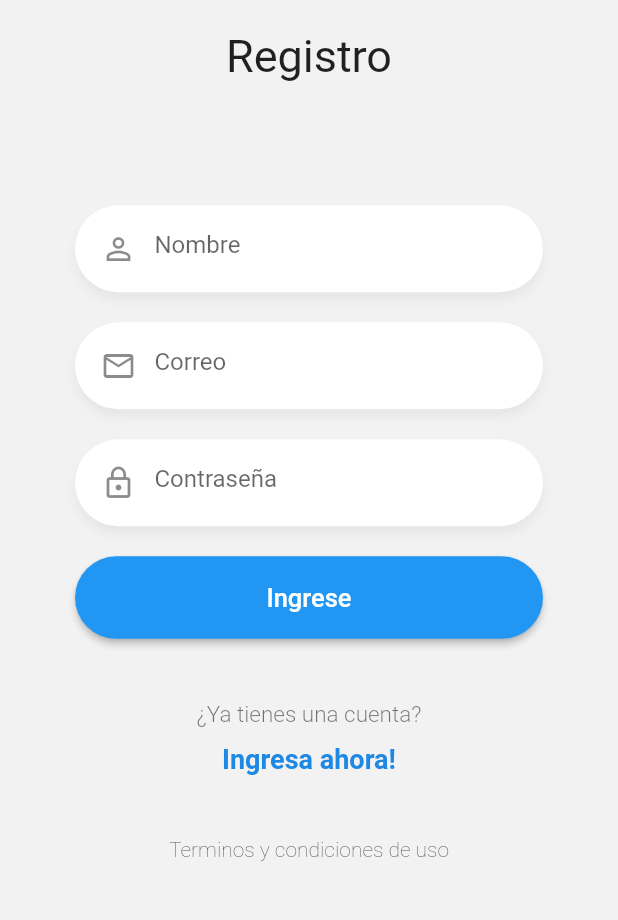
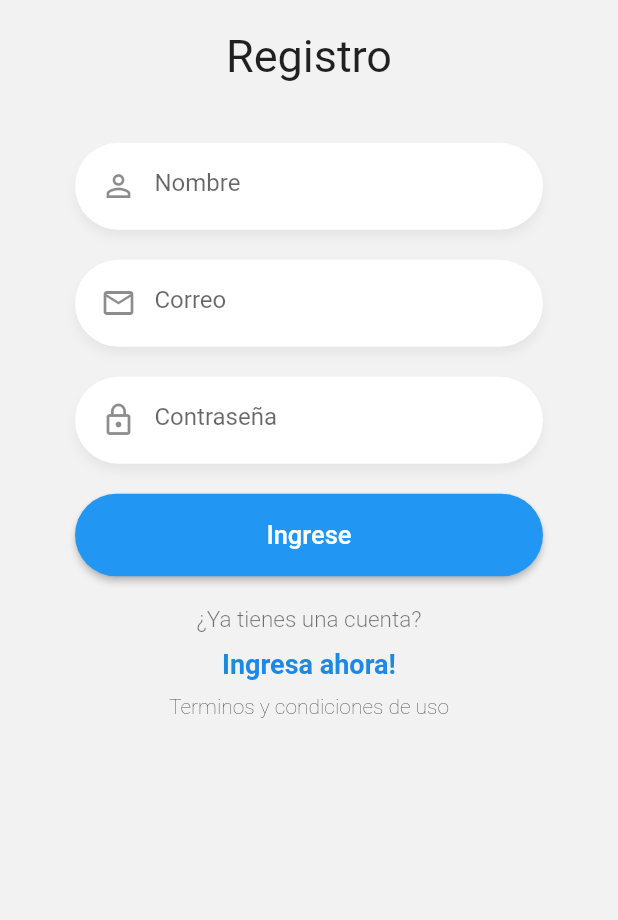
Before and after one commit to juanbalbuenar/flutter-chat-app, a Flutter app: the RegisterPage screen opened by its route, on a phone screen of 412 x 824 dp, the part 251-1171 px from its top. Run offline on Flutter 3.47's test engine with Material 2 defaults, Android fonts, the phone set to English and light mode, and no system bars.

Commit message:
Arreglo del error en registro

```diff
--- a/lib/pages/register_page.dart
+++ b/lib/pages/register_page.dart
@@ -15,18 +15,20 @@ class RegisterPage extends StatelessWidget {
         child: SingleChildScrollView(
           physics: BouncingScrollPhysics(),
           child: Container(
-            height: MediaQuery.of(context).size.height * 0.9,
             child: Column(
               mainAxisAlignment: MainAxisAlignment.spaceBetween,
               children: [
                 Logo(texto: 'Registro' ),
                 _Form(),
+                SizedBox(height: 20),
                 Labels(
                 ruta: 'login',
                 texto1: '¿Ya tienes una cuenta?',
                 texto2: 'Ingresa ahora!',
                 ),
-                Text('Terminos y condiciones de uso', style: TextStyle(fontWeight: FontWeight.w200),)
+                SizedBox(height: 10),
+                Text('Terminos y condiciones de uso', style: TextStyle(fontWeight: FontWeight.w200),),
+                SizedBox(height: 10)
               ],
             ),
           ),
```
